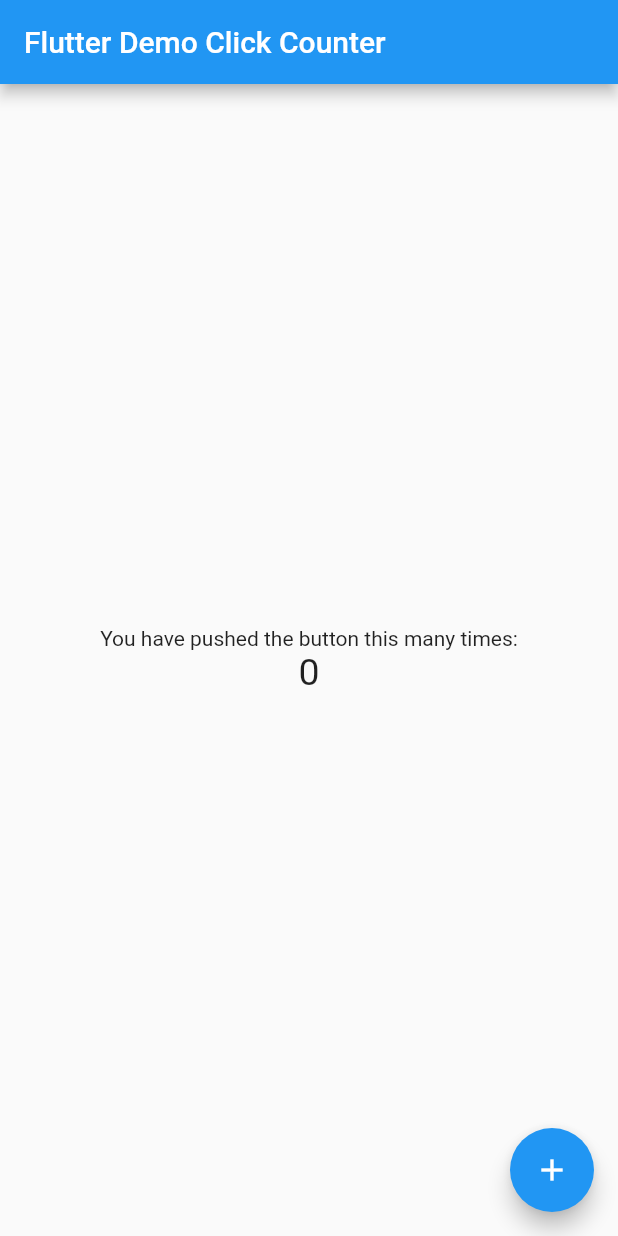
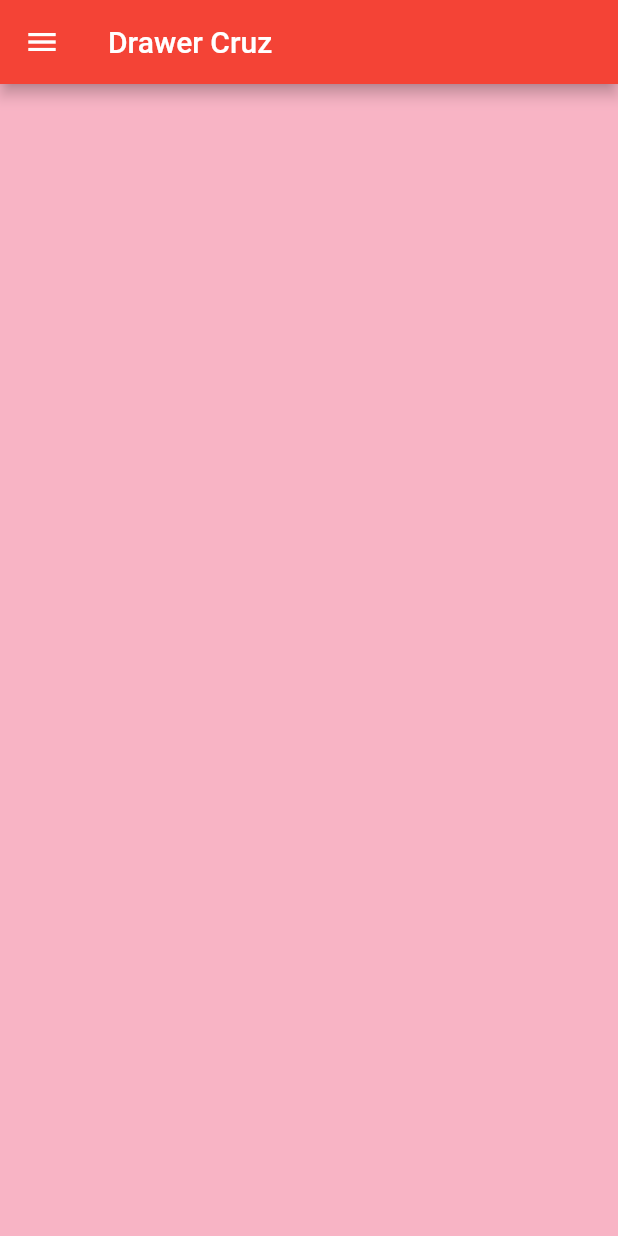
Before and after one commit to Cruz-Miguel/Drawer_p_4, a Flutter app: the screen it shows after launch, on a phone screen of 412 x 824 dp. Run offline on Flutter 3.47's test engine with Material 2 defaults, Android fonts, the phone set to English and light mode, and no system bars.

Commit message:
DrawerV2

```diff
--- a/lib/main.dart
+++ b/lib/main.dart
@@ -4,15 +4,16 @@ void main() => runApp(MyApp());
 
 class MyApp extends StatelessWidget {
   const MyApp({super.key});
-  static const String _title = 'Flutter Stateful Clicker Counter';
-  // This widget is the root of your application.
+  static const String _title = 'Drawer del Luis';
+// This widget is the root of your application.
   @override
   Widget build(BuildContext context) {
     return MaterialApp(
       title: _title,
       theme: ThemeData(
-        primarySwatch: Colors.blue,
+        primarySwatch: Colors.red,
       ),
+      debugShowCheckedModeBanner: false,
       home: MyHomePage(),
     );
   }
@@ -20,72 +21,60 @@ class MyApp extends StatelessWidget {
 
 class MyHomePage extends StatefulWidget {
   const MyHomePage({super.key});
-  // This widget is the home page of your application. It is stateful, meaning
-  // that it has a State object (defined below) that contains fields that affect
-  // how it looks.
-  // This class is the configuration for the state.
   @override
   _MyHomePageState createState() => _MyHomePageState();
 }
 
 class _MyHomePageState extends State<MyHomePage> {
-  int _counter = 0;
-
-  void _incrementCounter() {
-    setState(() {
-      // This call to setState tells the Flutter framework that something has
-      // changed in this State, which causes it to rerun the build method below
-      // so that the display can reflect the updated values. If we changed
-      // _counter without calling setState(), then the build method would not be
-      // called again, and so nothing would appear to happen.
-      _counter++;
-    });
-  }
-
   @override
   Widget build(BuildContext context) {
-    // This method is rerun every time setState is called, for instance as done
-    // by the _incrementCounter method above.
-    //
-    // The Flutter framework has been optimized to make rerunning build methods
-    // fast, so that you can just rebuild anything that needs updating rather
-    // than having to individually change instances of widgets.
     return Scaffold(
       appBar: AppBar(
-        // Here we take the value from the MyHomePage object that was created by
-        // the App.build method, and use it to set our appbar title.
-        title: Text('Flutter Demo Click Counter'),
+        title: Text('Drawer Cruz'),
       ),
-      body: Center(
-        // Center is a layout widget. It takes a single child and positions it
-        // in the middle of the parent.
-        child: Column(
-          // Column is also a layout widget. It takes a list of children and
-          // arranges them vertically. By default, it sizes itself to fit its
-          // children horizontally, and tries to be as tall as its parent.
-          //
-          // Column has various properties to control how it sizes itself and
-          // how it positions its children. Here we use mainAxisAlignment to
-          // center the children vertically; the main axis here is the vertical
-          // axis because Columns are vertical (the cross axis would be
-          // horizontal).
-          mainAxisAlignment: MainAxisAlignment.center,
-          children: <Widget>[
-            Text(
-              'You have pushed the button this many times:',
+      backgroundColor: const Color(0xfff8b4c5),
+      drawer: Drawer(
+        child: ListView(
+// Important: Remove any padding from the ListView.
+// padding: EdgeInsets.zero,
+          children: [
+            const DrawerHeader(
+              decoration: BoxDecoration(
+                color: Colors.red,
+              ),
+              child: Text('Encabezado'),
             ),
-            Text(
-              '$_counter',
-              style: TextStyle(fontSize: 25),
+            ListTile(
+              leading: Icon(
+                Icons.home,
+              ),
+              title: const Text('Pagina 1'),
+              onTap: () {
+                Navigator.pop(context);
+              },
+            ),
+            ListTile(
+              leading: Icon(
+                Icons.train,
+              ),
+              title: const Text('Pagina 2'),
+              onTap: () {
+                Navigator.pop(context);
+              },
+            ),
+            ListTile(
+              leading: Icon(
+                Icons.inbox,
+              ),
+              title: const Text('Pagina 3'),
+              onTap: () {
+                Navigator.pop(context);
+              },
             ),
           ],
         ),
       ),
-      floatingActionButton: FloatingActionButton(
-        onPressed: _incrementCounter,
-        tooltip: 'Increment',
-        child: Icon(Icons.add),
-      ),
+      body: Center(),
     );
   }
 }
```
